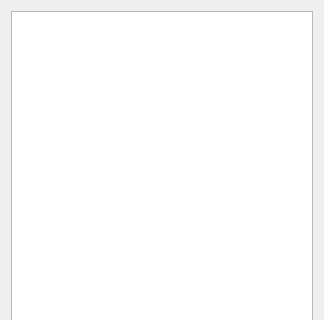
This is pianocheetah/rc/dlgctl.ui in Stephen-Hazel/PianoCheetah as Qt 5 draws it before an edit; both pictures show x 0 to 324 and y 0 to 320 of the 324 by 665 pixel window. The edited form follows.
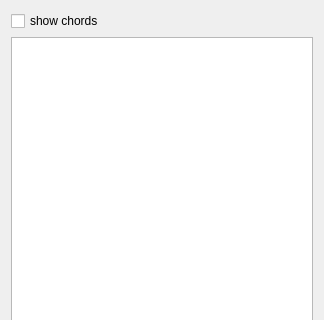
This is the edited form.

What changed in the file:
```diff
--- a/pianocheetah/rc/dlgctl.ui
+++ b/pianocheetah/rc/dlgctl.ui
@@ -17,6 +17,13 @@
    <bool>true</bool>
   </property>
   <layout class="QVBoxLayout" name="verticalLayout">
+   <item>
+    <widget class="QCheckBox" name="chk">
+     <property name="text">
+      <string>show chords</string>
+     </property>
+    </widget>
+   </item>
    <item>
     <widget class="QTableWidget" name="t"/>
    </item>
```
